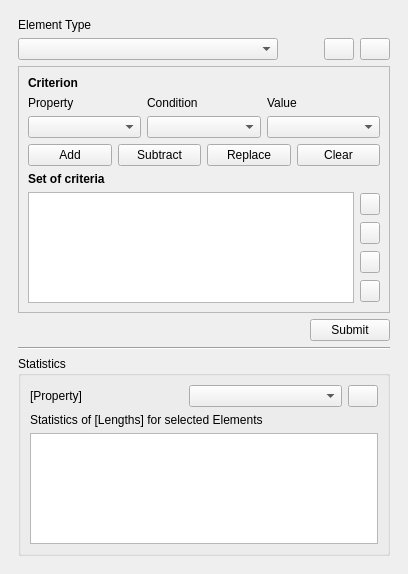
First picture: the form in ui/qgisred_queriesbyattributes_dock.ui, repository Ingeniousware/QGISRed-BID, before the edit.
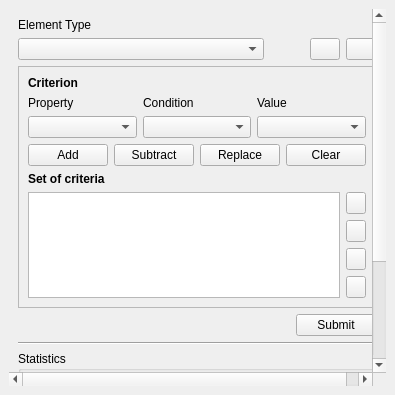
Second picture: the form after the edit. Custom widgets are drawn as their Qt base class.

Commit message: updating criterias table

```diff
--- a/ui/qgisred_queriesbyattributes_dock.ui
+++ b/ui/qgisred_queriesbyattributes_dock.ui
@@ -6,8 +6,8 @@
    <rect>
     <x>0</x>
     <y>0</y>
-    <width>408</width>
-    <height>574</height>
+    <width>395</width>
+    <height>395</height>
    </rect>
   </property>
   <property name="sizePolicy">
@@ -16,6 +16,12 @@
     <verstretch>0</verstretch>
    </sizepolicy>
   </property>
+  <property name="minimumSize">
+   <size>
+    <width>395</width>
+    <height>395</height>
+   </size>
+  </property>
   <property name="windowTitle">
    <string>Queries by Attributes</string>
   </property>
@@ -34,8 +40,8 @@
         <rect>
          <x>0</x>
          <y>0</y>
-         <width>390</width>
-         <height>534</height>
+         <width>360</width>
+         <height>536</height>
         </rect>
        </property>
        <layout class="QVBoxLayout" name="verticalLayout">
@@ -215,7 +221,10 @@
                <item>
                 <widget class="QTableWidget" name="tableWidgetCriteria">
                  <property name="gridStyle">
-                  <enum>Qt::NoPen</enum>
+                  <enum>Qt::SolidLine</enum>
+                 </property>
+                 <property name="sortingEnabled">
+                  <bool>false</bool>
                  </property>
                 </widget>
                </item>
@@ -273,6 +282,19 @@
                    </property>
                   </widget>
                  </item>
+                 <item>
+                  <spacer name="verticalSpacer_2">
+                   <property name="orientation">
+                    <enum>Qt::Vertical</enum>
+                   </property>
+                   <property name="sizeHint" stdset="0">
+                    <size>
+                     <width>20</width>
+                     <height>40</height>
+                    </size>
+                   </property>
+                  </spacer>
+                 </item>
                 </layout>
                </item>
               </layout>
```
The commit also changes 1 other file.
